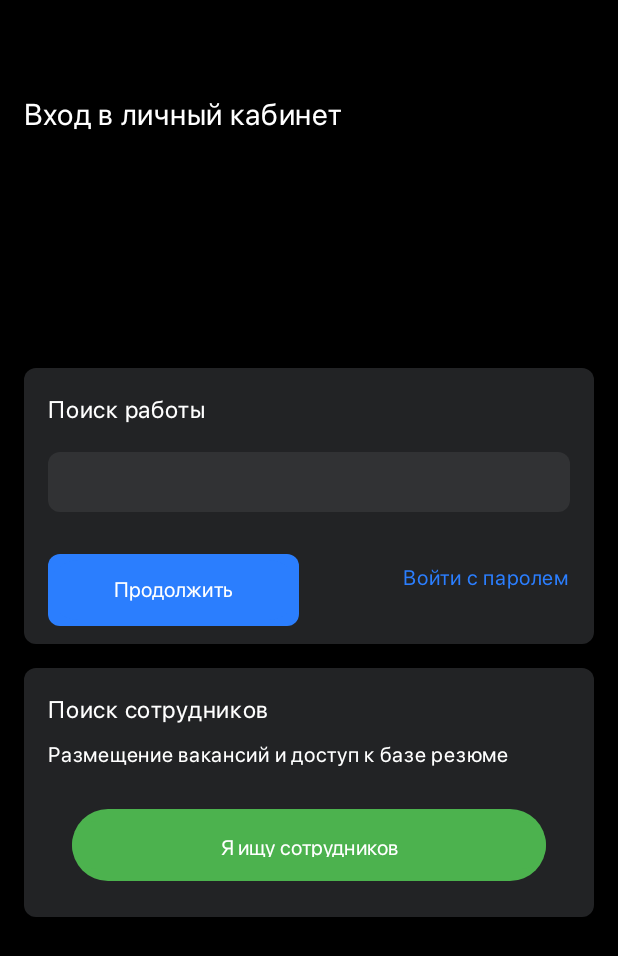
After one commit to Inna1Sliva/Search-Job-App, an Android app built with Jetpack Compose: the SignInAuthScreen screen opened through its navigation route, on a phone screen of 412 x 824 dp. The commit adds this screen. Shown: the top 956 px of the screen. Run offline under Robolectric (Android 15) with nearby library versions, the phone set to English and light mode, and no system bars; our stand-ins replace Firebase (no records; nobody signed in at launch, a user with empty details on screens opened directly), livedata-compose; 1 statement that could not run was skipped.

Commit message:
add: - update favorit icon  ; - new screens navigation SignUpScreen.kt - update FavoritesScreen.kt.kt - update  DataViewModel.kt

```diff
--- a/app/src/main/java/com/it/shka/searchjobapp/MainActivity.kt
+++ b/app/src/main/java/com/it/shka/searchjobapp/MainActivity.kt
@@ -25,6 +25,7 @@ import org.koin.androidx.viewmodel.ext.android.viewModel
 
 class MainActivity : ComponentActivity() {
     private val vm: DataViewModel by viewModel<DataViewModel>()
+    private val AuthVm: UserAuthViewModel by viewModel<UserAuthViewModel>()
 
     override fun onCreate(savedInstanceState: Bundle?) {
         super.onCreate(savedInstanceState)
@@ -33,7 +34,7 @@ class MainActivity : ComponentActivity() {
         setContent {
             SearchJobAppTheme {
 
-                MainScreen(vm)
+                MainScreen(vm , AuthVm)
             }
         }
     }
--- a/app/src/main/java/com/it/shka/searchjobapp/MainScreen.kt
+++ b/app/src/main/java/com/it/shka/searchjobapp/MainScreen.kt
@@ -35,22 +35,27 @@ import androidx.navigation.compose.rememberNavController
 import com.it.shka.searchjobapp.model.BottomNavItem
 import com.it.shka.searchjobapp.screens.FavoritesScreen
 import com.it.shka.searchjobapp.screens.MainSearch
-import com.it.shka.searchjobapp.screens.SignUpScreen
+import com.it.shka.searchjobapp.screens.SignInAuthScreen
+import com.it.shka.searchjobapp.screens.SignUpAuthScreen
 
 
 @Composable
-fun MainScreen(dataViewModel: DataViewModel){
+fun MainScreen(dataViewModel: DataViewModel, authViewModel: UserAuthViewModel){
     val NavHostController  = rememberNavController()
     NavHost(
         navController= NavHostController,
-        startDestination= "signup"
+        startDestination= "signUp"
     ){
         composable("main"){
-            MainContent(NavHostController,dataViewModel)
+            MainContent(dataViewModel)
 
         }
-        composable("signup") {
-            SignUpScreen()
+        composable("signIn") {
+            SignInAuthScreen(NavHostController, authViewModel)
+
+        }
+        composable("signUp") {
+            SignUpAuthScreen()
 
         }
 
@@ -59,8 +64,7 @@ fun MainScreen(dataViewModel: DataViewModel){
 
 }
 @Composable
-fun MainContent(navController: NavHostController,
-                dataViewModel: DataViewModel){
+fun MainContent(dataViewModel: DataViewModel){
     val navBottomNavigation  = rememberNavController()
     Scaffold (
         bottomBar = {
--- a/app/src/main/java/com/it/shka/searchjobapp/koin/viewModel.kt
+++ b/app/src/main/java/com/it/shka/searchjobapp/koin/viewModel.kt
@@ -8,5 +8,6 @@ import org.koin.dsl.module
 
 val ViewModelModule = module {
     single<DataRepository>{ ImplDataRepository(get()) }
+
     viewModel{ DataViewModel(get()) }
 }
--- a/app/src/main/java/com/it/shka/searchjobapp/screens/SearchScreen.kt
+++ b/app/src/main/java/com/it/shka/searchjobapp/screens/SearchScreen.kt
@@ -67,10 +67,7 @@ import java.util.Locale
 @OptIn(ExperimentalFoundationApi::class)
 @Composable
 fun MainSearch(viewModel:DataViewModel){
-    var showDialog  =viewModel.stateDialog.collectAsState()
-    var showTwoDialog by remember { mutableStateOf(false) }
 
-    // val vacancy = viewModel.vacancyState.collectAsState()
 
     val navController  = rememberNavController()
     NavHost(
--- /dev/null
+++ b/app/src/main/java/com/it/shka/searchjobapp/screens/SignInAuthScreen.kt
@@ -0,0 +1,189 @@
+package com.it.shka.searchjobapp.screens
+
+import androidx.compose.foundation.background
+import androidx.compose.foundation.layout.Arrangement
+import androidx.compose.foundation.layout.Box
+import androidx.compose.foundation.layout.Column
+import androidx.compose.foundation.layout.Row
+import androidx.compose.foundation.layout.Spacer
+import androidx.compose.foundation.layout.fillMaxSize
+import androidx.compose.foundation.layout.fillMaxWidth
+import androidx.compose.foundation.layout.height
+import androidx.compose.foundation.layout.padding
+import androidx.compose.foundation.layout.size
+import androidx.compose.foundation.layout.wrapContentSize
+import androidx.compose.foundation.shape.RoundedCornerShape
+import androidx.compose.foundation.text.BasicTextField
+import androidx.compose.material3.Button
+import androidx.compose.material3.ButtonDefaults
+import androidx.compose.material3.OutlinedTextField
+import androidx.compose.material3.Text
+import androidx.compose.material3.TextFieldDefaults
+import androidx.compose.runtime.Composable
+import androidx.compose.runtime.mutableStateOf
+import androidx.compose.runtime.remember
+import androidx.compose.ui.Alignment
+import androidx.compose.ui.Modifier
+import androidx.compose.ui.graphics.Color
+import androidx.compose.ui.graphics.SolidColor
+import androidx.compose.ui.platform.LocalContext
+import androidx.compose.ui.res.colorResource
+import androidx.compose.ui.text.TextStyle
+import androidx.compose.ui.text.font.Font
+import androidx.compose.ui.text.font.FontFamily
+import androidx.compose.ui.text.font.FontStyle
+import androidx.compose.ui.text.font.FontWeight
+import androidx.compose.ui.text.style.TextAlign
+import androidx.compose.ui.tooling.preview.Preview
+import androidx.compose.ui.unit.dp
+import androidx.compose.ui.unit.sp
+import androidx.navigation.NavController
+import com.it.shka.searchjobapp.R
+import com.it.shka.searchjobapp.UserAuthViewModel
+
+@Composable
+fun SignInAuthScreen(navController: NavController, authViewModel: UserAuthViewModel) {
+    val context = LocalContext.current
+    val email = remember { mutableStateOf("") }
+    Column (modifier = Modifier
+        .fillMaxSize()
+        .background(color = Color.Black)
+    ){
+        Text(modifier = Modifier
+            .padding(start = 16.dp, top= 64.dp),
+            text = "Вход в личный кабинет",
+            fontSize = 20.sp,
+            color = Color.White,
+            fontFamily =  FontFamily(Font(R.font.sf_pro_display_regular, FontWeight.W600))
+        )
+        Spacer(modifier = Modifier
+            .fillMaxWidth()
+            .height(141.dp))
+        Box(modifier = Modifier
+            .fillMaxWidth()
+            .padding(16.dp)
+            .background(color = colorResource(R.color.color_bag_map), shape = RoundedCornerShape(8.dp))){
+            Column (modifier = Modifier
+                .padding(16.dp)
+                .fillMaxWidth()){
+                Text(
+                    text = "Поиск работы",
+                    fontSize = 16.sp,
+                    color = Color.White,
+                    fontFamily =  FontFamily(Font(R.font.sf_pro_display_regular, FontWeight.W500))
+                )
+                BasicTextField(
+                    modifier = Modifier
+                        .fillMaxWidth()
+                        .padding(top = 16.dp, bottom = 16.dp)
+                        .height(40.dp)
+                        .align(Alignment.CenterHorizontally)
+                        .background(color = colorResource(R.color.search_bag), shape = RoundedCornerShape(8.dp)),
+
+                    value = email.value,
+                    onValueChange = {it->
+                        email.value = it
+                                    },
+
+                    textStyle = TextStyle(
+                        fontSize = 14.sp,
+                        textAlign = TextAlign.Left,
+                        fontStyle = FontStyle.Normal
+                    ),
+                    cursorBrush = SolidColor(Color.White),
+
+                    decorationBox = {
+
+                        Text(modifier = Modifier
+                            .padding(start = 16.dp, top = 8.dp)
+                            .align(Alignment.CenterHorizontally),
+                            text = "${email.value}",
+                            color = Color.White,
+                            fontSize = 14.sp
+                        )
+                    }
+
+
+
+
+                )
+                Row(modifier = Modifier
+                    .fillMaxWidth(),
+                    verticalAlignment = Alignment.CenterVertically,
+                    horizontalArrangement = Arrangement.SpaceBetween
+                    ){
+                    Button(modifier = Modifier
+                        .padding(top = 16.dp)
+                        .size(width = 167.dp, height = 40.dp)
+                        .background(color = colorResource(R.color.Special_Blue), shape = RoundedCornerShape(8.dp)),
+                        onClick = {
+                                authViewModel.isValidEmailUser(email.toString(), context)
+                        },
+                        colors = ButtonDefaults.buttonColors(
+                            containerColor = colorResource(R.color.Special_Blue),
+                            contentColor = colorResource(R.color.Special_Blue))
+                    ) {
+                        Text(
+                            text = "Продолжить",
+                            fontSize = 14.sp,
+                            color = Color.White,
+                            fontFamily =  FontFamily(Font(R.font.sf_pro_display_regular, FontWeight.W400))
+                        )
+                    }
+                    Text(
+                        text = "Войти с паролем",
+                        fontSize = 14.sp,
+                        color = colorResource(R.color.Special_Blue),
+                        fontFamily = FontFamily(Font(R.font.sf_pro_display_regular, FontWeight.W400))
+                    )
+
+                }
+
+            }
+        }//
+        Box (modifier = Modifier
+            .fillMaxWidth()
+            .padding(start = 16.dp, end = 16.dp)
+            .background(color = colorResource(R.color.color_bag_map), shape = RoundedCornerShape(8.dp))
+        ){
+            Column(modifier = Modifier
+                .padding(16.dp),) {
+                Text(
+                    text = "Поиск сотрудников",
+                    color = Color.White,
+                    fontSize = 16.sp,
+                    fontFamily = FontFamily(Font(R.font.sf_pro_display_regular, FontWeight.W400))
+                )
+                Text(modifier = Modifier
+                    .padding(top = 6.dp, bottom = 16.dp),
+                    text = "Размещение вакансий и доступ к базе резюме",
+                    color = Color.White,
+                    fontSize = 14.sp,
+                    fontFamily = FontFamily(Font(R.font.sf_pro_display_regular, FontWeight.W400))
+                )
+                Button(modifier = Modifier
+                    .fillMaxWidth()
+                    .padding(16.dp)
+                    .height(32.dp)
+                    .background(color = colorResource(R.color.button_color), shape = RoundedCornerShape(50.dp)),
+                    onClick = {
+
+                    },
+                    colors = ButtonDefaults.buttonColors(
+                        containerColor = colorResource(R.color.button_color),
+                        contentColor = colorResource(R.color.button_color))
+                ) {
+                    Text(
+                        text = "Я ищу сотрудников",
+                        color = Color.White,
+                        fontSize = 14.sp,
+                        textAlign = TextAlign.Center,
+                        fontFamily = FontFamily(Font(R.font.sf_pro_display_regular, FontWeight.W400))
+                    )
+                }
+            }
+
+
+        }
+    }
+}
--- /dev/null
+++ b/app/src/main/java/com/it/shka/searchjobapp/screens/SignUpAuthScreen.kt
@@ -0,0 +1,192 @@
+package com.it.shka.searchjobapp.screens
+
+import android.util.Log
+import androidx.compose.foundation.background
+import androidx.compose.foundation.layout.Box
+import androidx.compose.foundation.layout.Column
+import androidx.compose.foundation.layout.Row
+import androidx.compose.foundation.layout.Spacer
+import androidx.compose.foundation.layout.fillMaxSize
+import androidx.compose.foundation.layout.fillMaxWidth
+import androidx.compose.foundation.layout.height
+import androidx.compose.foundation.layout.padding
+import androidx.compose.foundation.layout.size
+import androidx.compose.foundation.shape.RoundedCornerShape
+import androidx.compose.foundation.text.KeyboardOptions
+import androidx.compose.material3.Button
+import androidx.compose.material3.ButtonDefaults
+import androidx.compose.material3.OutlinedTextField
+import androidx.compose.material3.Text
+import androidx.compose.material3.TextFieldDefaults
+import androidx.compose.runtime.Composable
+import androidx.compose.runtime.LaunchedEffect
+import androidx.compose.runtime.mutableStateListOf
+import androidx.compose.runtime.mutableStateOf
+import androidx.compose.runtime.remember
+import androidx.compose.ui.Alignment
+import androidx.compose.ui.Modifier
+import androidx.compose.ui.focus.FocusRequester
+import androidx.compose.ui.focus.focusRequester
+import androidx.compose.ui.graphics.Color
+import androidx.compose.ui.input.key.Key
+import androidx.compose.ui.input.key.key
+import androidx.compose.ui.input.key.onKeyEvent
+import androidx.compose.ui.platform.LocalSoftwareKeyboardController
+import androidx.compose.ui.res.colorResource
+import androidx.compose.ui.text.TextStyle
+import androidx.compose.ui.text.font.Font
+import androidx.compose.ui.text.font.FontFamily
+import androidx.compose.ui.text.font.FontStyle
+import androidx.compose.ui.text.font.FontWeight
+import androidx.compose.ui.text.input.KeyboardType
+import androidx.compose.ui.text.style.TextAlign
+import androidx.compose.ui.unit.dp
+import androidx.compose.ui.unit.sp
+import com.it.shka.searchjobapp.R
+import kotlin.text.isEmpty
+
+@Composable
+fun SignUpAuthScreen(){
+    val otpVal = remember { mutableStateOf("") }
+
+    Box(
+        modifier = Modifier
+            .fillMaxSize()
+            .background(color = Color.Black)
+    ){
+        Column(modifier = Modifier
+            .fillMaxWidth()
+            .padding(top = 162.dp, start = 16.dp, end = 16.dp)) {
+            Text(
+
+                text = "Отправили код на example@mail.ru",
+                color = Color.White,
+                fontSize = 20.sp,
+                fontFamily = FontFamily(Font(R.font.sf_pro_display_regular, FontWeight.W600))
+            )
+            Text(
+                modifier = Modifier
+                    .padding(top = 16.dp, bottom = 16.dp),
+                text = "Напишите его, чтобы подтвердить, что это вы, а не кто-то другой входит в личный кабинет",
+                color = Color.White,
+                fontSize = 16.sp,
+                fontFamily = FontFamily(Font(R.font.sf_pro_display_regular, FontWeight.W600))
+            )
+
+            OTPTextFields(onFilled ={
+                otpVal.value = it.toString()
+            } )
+            Button(
+                modifier = Modifier
+                    .fillMaxWidth()
+                    .padding(top = 16.dp)
+                    .background(color = colorResource(R.color.Special_Dark_blue), shape = RoundedCornerShape(8.dp)),
+                onClick = {
+
+
+                },
+                colors = ButtonDefaults.buttonColors(
+                    containerColor = colorResource(R.color.Special_Dark_blue),
+                    contentColor = colorResource(R.color.Special_Dark_blue))
+            ) {
+                Text(
+                    modifier = Modifier
+                        .padding(top = 16.dp, bottom = 16.dp),
+                    text = "Подтвердить",
+                    color = Color.White,
+                    fontSize = 16.sp,
+                    fontFamily = FontFamily(Font(R.font.sf_pro_display_regular, FontWeight.W600))
+                )
+            }
+        }
+
+        // здесь кнопки или текст
+    }
+
+}
+
+@Composable
+fun OTPTextFields(
+
+
+    onFilled:(code:String)-> Unit
+){
+    val otpLength:Int = 4
+    var otpValues =remember { mutableStateListOf(*Array(otpLength){""}) }
+    val focusRequester= List(otpLength){ FocusRequester() }
+    val keyboardController = LocalSoftwareKeyboardController.current
+
+    Row (
+        modifier = Modifier.height(50.dp)
+    ) {
+        otpValues.forEachIndexed { index, value ->
+            OutlinedTextField(
+                modifier = Modifier
+                    .background(color = Color.Gray, shape = RoundedCornerShape(8.dp))
+                    .size(width = 50.dp, height = 50.dp)
+                    .focusRequester(focusRequester[index])
+                    .align(Alignment.CenterVertically)
+
+                    .onKeyEvent { keyEvent ->
+                        if (keyEvent.key == Key.Backspace) {
+                            if (otpValues[index].isEmpty() && index > 0) {
+                                otpValues[index] = ""
+                                focusRequester[index - 1].requestFocus()
+                            } else {
+                                otpValues[index] = ""
+                            }
+                            true
+                        } else {
+                            false
+                        }
+                    },
+                value = value,
+                onValueChange = { newValue ->
+                    if (newValue.length <= 1) {
+                        otpValues[index] = newValue
+                        if (newValue.isNotEmpty()) {
+                            if (index < otpLength - 1) {
+                                focusRequester[index + 1].requestFocus()
+                            } else {
+                                keyboardController?.hide()
+                                otpValues.joinToString(separator = ""){
+                                    onFilled(it.toString()).toString()
+                                }
+
+                            }
+                        }
+                    } else {
+                        if (index < otpLength - 1) focusRequester[index + 1].requestFocus()
+
+
+                    }
+                },
+                //123 visualTransformation = PasswordVisualTransformation(),
+                keyboardOptions = KeyboardOptions(keyboardType = KeyboardType.Password),
+                textStyle = TextStyle(
+                    fontSize = 14.sp,
+                    textAlign = TextAlign.Center,
+                    fontStyle = FontStyle.Normal
+                ),
+                colors = TextFieldDefaults.colors(
+                    focusedContainerColor = colorResource(R.color.Basic_Grey_2),
+                    cursorColor = Color.White,
+                    unfocusedContainerColor = colorResource(R.color.Basic_Grey_2),
+                    focusedIndicatorColor = colorResource(R.color.Basic_Grey_2),
+                    unfocusedIndicatorColor = colorResource(R.color.Basic_Grey_2),
+                    focusedTextColor = colorResource(R.color.Basic_Grey_3),
+                    unfocusedTextColor = colorResource(R.color.Basic_Grey_3)
+                )
+            )
+            Spacer(
+                modifier = Modifier
+                    .size(width = 10.dp, height = 50.dp)
+            )
+        }
+        LaunchedEffect(Unit) {
+            focusRequester.first().requestFocus()
+        }
+
+
+    }
+}
--- a/app/src/main/res/values/colors.xml
+++ b/app/src/main/res/values/colors.xml
@@ -18,6 +18,8 @@
     <color name="color_bag_map">#222325</color>
     <color name="Basic_Grey_2">#313234</color>
     <color name="dialog_bag">#47000000</color>
+    <color name="Special_Dark_blue">#00427D</color>
+
 
 
 
```
Also changed, not shown: app/src/main/java/com/it/shka/searchjobapp/DataViewModel.kt (+1 -22 lines), app/src/main/java/com/it/shka/searchjobapp/UserAuthViewModel.kt (added, +41 -0 lines), app/src/main/java/com/it/shka/searchjobapp/screens/SignUpScreen.kt (deleted, +0 -110 lines), data/src/main/java/com/it/shka/data/ImplUserAuthRepository.kt (added, +15 -0 lines), domain/src/main/java/com/it/shka/domain/UserAuthRepository.kt (added, +7 -0 lines), domain/src/main/java/com/it/shka/domain/Vacancy.kt (deleted, +0 -22 lines).
